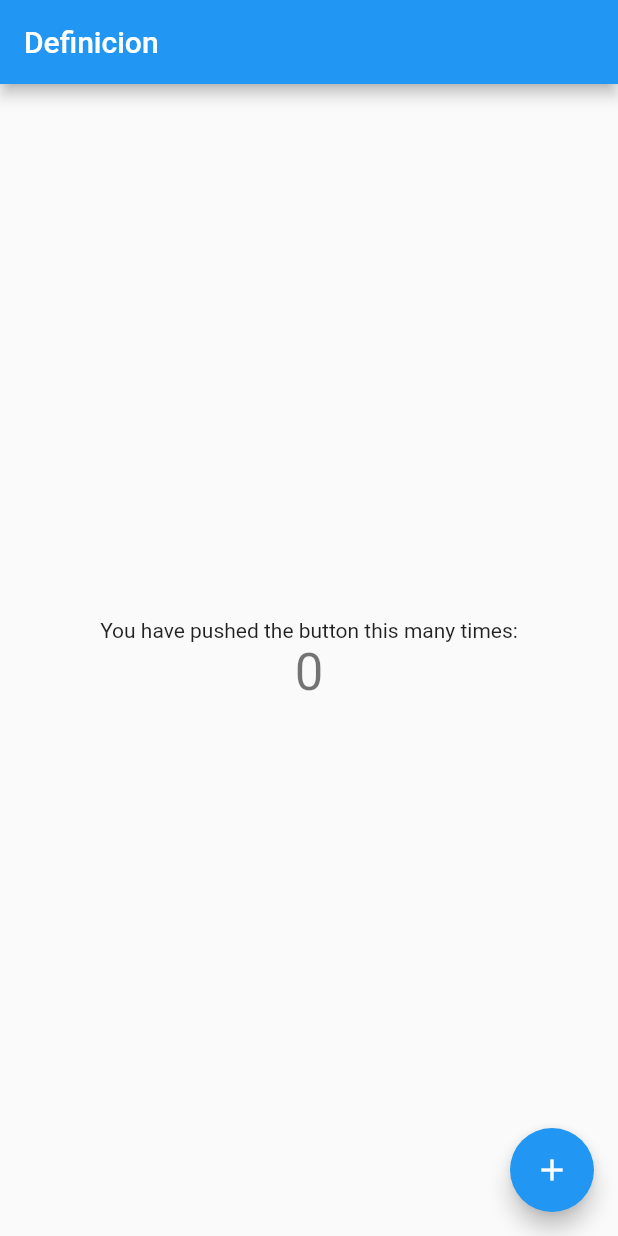
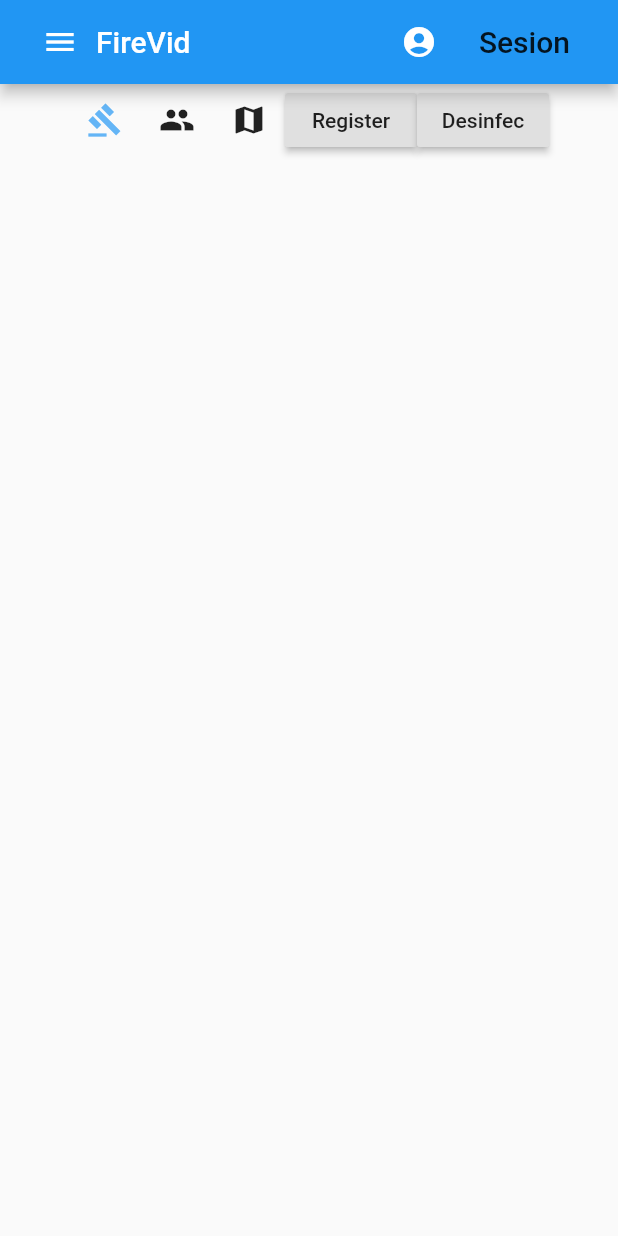
Before and after one commit to HuamanAngel/FireVid, a Flutter app: the screen it shows after launch, on a phone screen of 412 x 824 dp. Run offline on Flutter 3.47's test engine with Material 2 defaults, Android fonts, the phone set to English and light mode, and no system bars.

Commit message:
Agregado clases para desarrollo

```diff
--- a/lib/main.dart
+++ b/lib/main.dart
@@ -1,120 +1,124 @@
 import 'package:flutter/material.dart';
 import 'mapa.dart';
 import 'login.dart';
+import 'registro.dart';
+import 'listaDesin.dart';
 
-void main() {
-  runApp(MyApp());
-}
+void main() => runApp(MaterialApp(home: Home()));
 
-class MyApp extends StatelessWidget {
-  // This widget is the root of your application.
+class Home extends StatelessWidget {
   @override
   Widget build(BuildContext context) {
-    return MaterialApp(
-      title: 'Flutter Demo',
-      theme: ThemeData(
-        // This is the theme of your application.
-        //
-        // Try running your application with "flutter run". You'll see the
-        // application has a blue toolbar. Then, without quitting the app, try
-        // changing the primarySwatch below to Colors.green and then invoke
-        // "hot reload" (press "r" in the console where you ran "flutter run",
-        // or simply save your changes to "hot reload" in a Flutter IDE).
-        // Notice that the counter didn't reset back to zero; the application
-        // is not restarted.
-        primarySwatch: Colors.blue,
-        // This makes the visual density adapt to the platform that you run
-        // the app on. For desktop platforms, the controls will be smaller and
-        // closer together (more dense) than on mobile platforms.
-        visualDensity: VisualDensity.adaptivePlatformDensity,
+    return Scaffold(
+      appBar: AppBar(
+        backgroundColor: Colors.blue,
+        title: Row(
+          mainAxisAlignment: MainAxisAlignment.spaceBetween,
+          children: <Widget>[
+            IconButton(
+              onPressed: () {
+                print("vacas");
+              },
+              icon: Icon(Icons.menu),
+            ),
+            Text("FireVid"),
+
+            Expanded(
+              child: Container(),
+            ),
+
+            IconButton(
+              onPressed: () {
+                print("kha");
+              },
+              icon: Icon(Icons.account_circle),
+            ),
+            //Boton Iniciar
+            RaisedButton(
+              color: Colors.blue,
+              child: Text(
+                "Sesion",
+                style: TextStyle(
+                  fontSize: 20.0,
+                ),
+              ),
+              elevation: 0.0,
+              onPressed: () {
+                Navigator.push(context,
+                    MaterialPageRoute(builder: (context) => LoginUser()));
+              },
+            ),
+          ],
+        ),
       ),
-      home: MyHomePage(title: 'Definicion'),
+      body: Column(
+        children: <Widget>[
+          Row(
+            mainAxisAlignment: MainAxisAlignment.center,
+            children: <Widget>[
+              IconButton(
+                onPressed: () {},
+                color: Colors.red[300],
+                icon: Icon(
+                  Icons.gavel,
+                  color: Colors.blue[300],
+                ),
+              ),
+              IconButton(
+                onPressed: () {},
+                icon: Icon(Icons.people),
+              ),
+              IconButton(
+                onPressed: () {
+                  Navigator.push(context,
+                      MaterialPageRoute(builder: (context) => MapaUser()));
+                },
+                icon: Icon(Icons.map),
+              ),
+              RaisedButton(
+                onPressed: () {
+                  Navigator.push(context,
+                      MaterialPageRoute(builder: (context) => RegisterUser()));
+                },
+                child: Text("Register"),
+              ),
+              RaisedButton(
+                onPressed: () {
+                  Navigator.push(
+                      context,
+                      MaterialPageRoute(
+                          builder: (context) => ListaDesinfector()));
+                },
+                child: Text("Desinfec"),
+              ),
+            ],
+          ),
+        ],
+      ),
     );
   }
 }
 
-class MyHomePage extends StatefulWidget {
-  MyHomePage({Key key, this.title}) : super(key: key);
-
-  // This widget is the home page of your application. It is stateful, meaning
-  // that it has a State object (defined below) that contains fields that affect
-  // how it looks.
-
-  // This class is the configuration for the state. It holds the values (in this
-  // case the title) provided by the parent (in this case the App widget) and
-  // used by the build method of the State. Fields in a Widget subclass are
-  // always marked "final".
-
-  final String title;
-
-  @override
-  _MyHomePageState createState() => _MyHomePageState();
-}
-
-class _MyHomePageState extends State<MyHomePage> {
-  int _counter = 0;
-
-  void _incrementCounter() {
-    setState(() {
-      // This call to setState tells the Flutter framework that something has
-      // changed in this State, which causes it to rerun the build method below
-      // so that the display can reflect the updated values. If we changed
-      // _counter without calling setState(), then the build method would not be
-      // called again, and so nothing would appear to happen.
-      _counter++;
-    });
-  }
-
+/*
+class Home extends StatelessWidget {
   @override
   Widget build(BuildContext context) {
-    // This method is rerun every time setState is called, for instance as done
-    // by the _incrementCounter method above.
-    //
-    // The Flutter framework has been optimized to make rerunning build methods
-    // fast, so that you can just rebuild anything that needs updating rather
-    // than having to individually change instances of widgets.
     return Scaffold(
       appBar: AppBar(
-        // Here we take the value from the MyHomePage object that was created by
-        // the App.build method, and use it to set our appbar title.
-        title: Text(widget.title),
+        title: Text("titulo"),
+        centerTitle: true,
+        backgroundColor: Colors.pink[300],
       ),
-      body: Center(
-        // Center is a layout widget. It takes a single child and positions it
-        // in the middle of the parent.
-
-        child: Column(
-          // Column is also a layout widget. It takes a list of children and
-          // arranges them vertically. By default, it sizes itself to fit its
-          // children horizontally, and tries to be as tall as its parent.
-          //
-          // Invoke "debug painting" (press "p" in the console, choose the
-          // "Toggle Debug Paint" action from the Flutter Inspector in Android
-          // Studio, or the "Toggle Debug Paint" command in Visual Studio Code)
-          // to see the wireframe for each widget.
-          //
-          // Column has various properties to control how it sizes itself and
-          // how it positions its children. Here we use mainAxisAlignment to
-          // center the children vertically; the main axis here is the vertical
-          // axis because Columns are vertical (the cross axis would be
-          // horizontal).
-          mainAxisAlignment: MainAxisAlignment.center,
-          children: <Widget>[
-            Text(
-              'You have pushed the button this many times:',
-            ),
-            Text(
-              '$_counter',
-              style: Theme.of(context).textTheme.headline4,
-            ),
-          ],
-        ),
+      body: Center(child: Icon(Icons.arrow_drop_down)),
+      floatingActionButton: FloatingActionButton(
+        onPressed: () {
+          Navigator.push(
+              context, MaterialPageRoute(builder: (context) => Segunda()));
+        },
+        child: Text("presioname"),
+        backgroundColor: Colors.amberAccent[200],
       ),
-      floatingActionButton: FloatingActionButton(
-        onPressed: _incrementCounter,
-        tooltip: 'Increment',
-        child: Icon(Icons.add),
-      ), // This trailing comma makes auto-formatting nicer for build methods.
     );
   }
 }
+*/
```
Also changed, not shown: lib/listaDesin.dart (+65 -0 lines), lib/login.dart (+64 -0 lines), lib/mapa.dart (+63 -0 lines), lib/registro.dart (+64 -0 lines).
